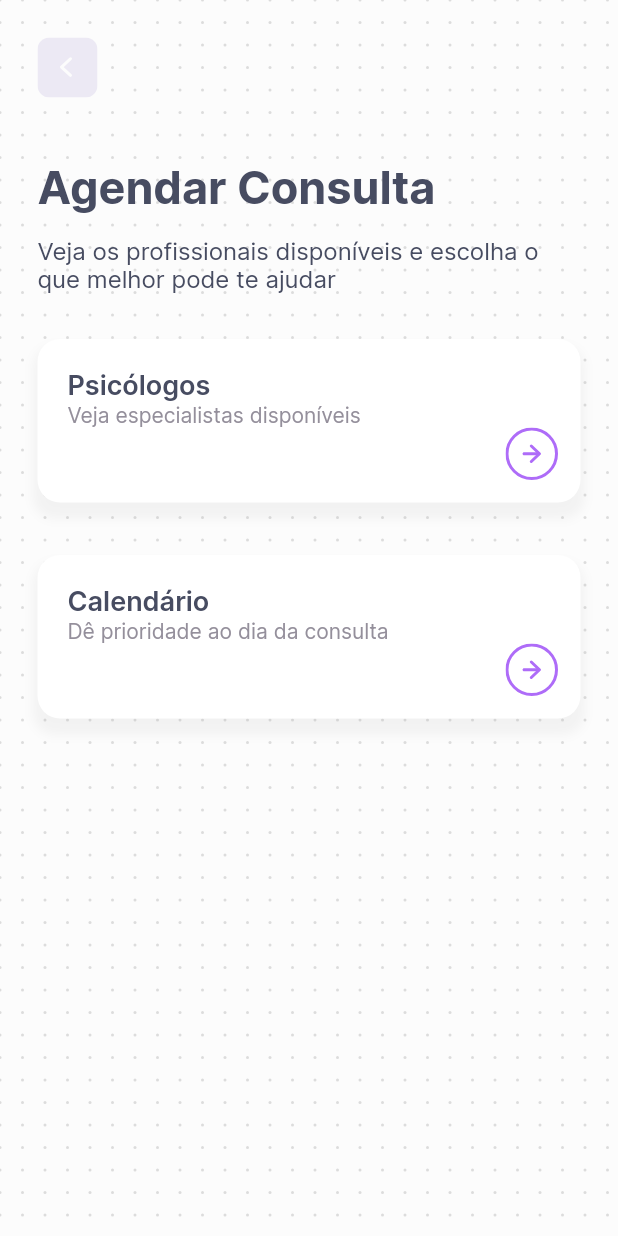
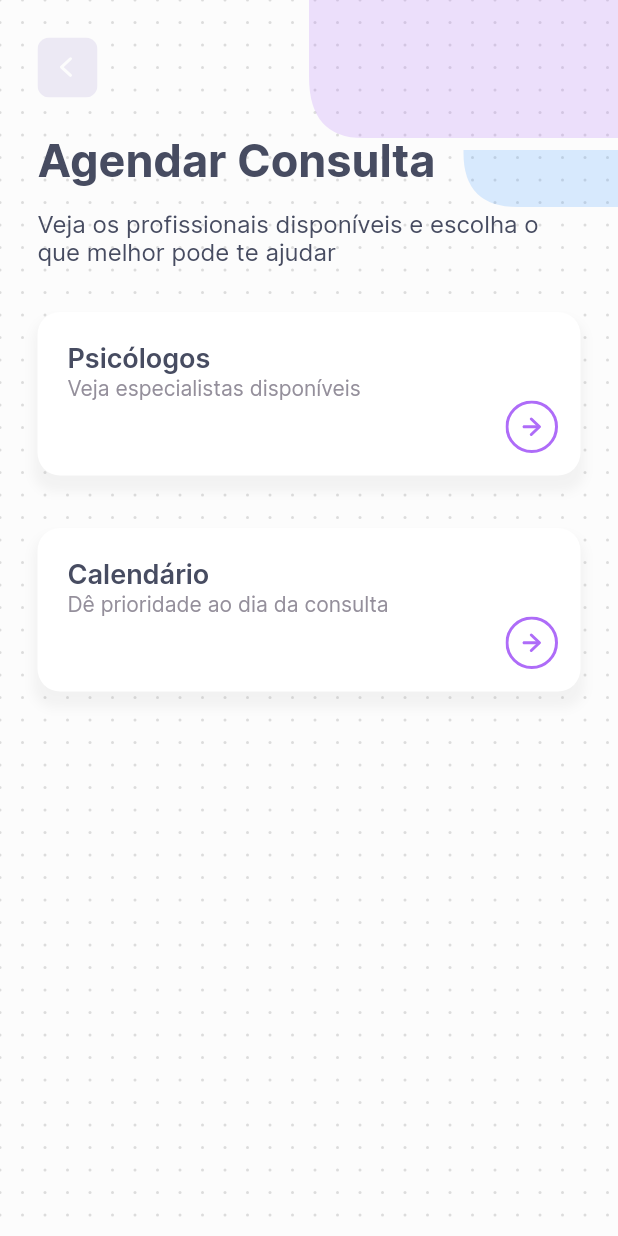
Before and after one commit to morisoinc/intra, a Flutter app: the Main screen opened directly, after a tap on "Agendar Consulta", on a phone screen of 412 x 824 dp. Run offline on Flutter 3.47's test engine with Material 2 defaults, Android fonts, the phone set to English and light mode, and no system bars; our stand-ins replace bloc, cloud_firestore, equatable, firebase_auth, firebase_core, flutter_bloc and 4 more; missing offline and left inert: flutter_cubit, pedantic; accounts and stored records are empty.

Commit message:
making the double rectangle header

```diff
--- a/lib/screens/home/view/home_content.dart
+++ b/lib/screens/home/view/home_content.dart
@@ -4,6 +4,7 @@ import 'package:intra/screens/home/cubit/home_cubit.dart';
 import 'package:intra/screens/schedule_session/view/schedule_session_page.dart';
 import 'package:intra/theme.dart';
 import 'package:intra/widgets/base_screen_widget/IntraContainer.dart';
+import 'package:intra/widgets/base_screen_widget/IntraHeader.dart';
 import 'package:intra/widgets/button/intra_big_main_button.dart';
 import 'package:intra/widgets/button/intra_split_pill_button.dart';
 import 'package:intra/widgets/text/intra_page_subtitle_text.dart';
@@ -66,6 +67,7 @@ class HomeContent extends StatelessWidget {
               ),
             ],
           ),
+          bgStyle: backgroundStyle.curved,
         );
       },
     );
--- a/lib/screens/schedule_session/view/schedule_session_content.dart
+++ b/lib/screens/schedule_session/view/schedule_session_content.dart
@@ -2,6 +2,7 @@ import 'package:flutter/cupertino.dart';
 import 'package:flutter_bloc/flutter_bloc.dart';
 import 'package:intra/screens/schedule_session/cubit/schedule_session_cubit.dart';
 import 'package:intra/widgets/base_screen_widget/IntraContainer.dart';
+import 'package:intra/widgets/base_screen_widget/IntraHeader.dart';
 import 'package:intra/widgets/button/intra_back_button.dart';
 import 'package:intra/widgets/button/intra_big_main_button.dart';
 import 'package:intra/widgets/text/intra_page_subtitle_text.dart';
@@ -18,7 +19,7 @@ class ScheduleSessionContent extends StatelessWidget {
               IntraBackButton(() {
                 Navigator.pop(context);
               }),
-              SizedBox(height: 42),
+              SizedBox(height: 24),
               IntraPageTitleText('Agendar Consulta'),
               SizedBox(height: 14),
               IntraPageSubtitleText(
@@ -35,7 +36,7 @@ class ScheduleSessionContent extends StatelessWidget {
                     'Calendário', 'Dê prioridade ao dia da consulta', null),
               ],
             ),
-            showHeader: false,
+            bgStyle: backgroundStyle.translucentRectangles,
           );
         });
   }
--- a/lib/widgets/base_screen_widget/IntraContainer.dart
+++ b/lib/widgets/base_screen_widget/IntraContainer.dart
@@ -9,9 +9,9 @@ import 'package:intra/widgets/base_screen_widget/IntraHeader.dart';
 class IntraContainer extends StatelessWidget {
   final Widget header;
   final Widget body;
-  final bool showHeader;
+  final backgroundStyle bgStyle;
 
-  IntraContainer(this.header, this.body, {this.showHeader = true});
+  IntraContainer(this.header, this.body, {this.bgStyle = backgroundStyle.none});
 
   static const headerPadding = EdgeInsets.fromLTRB(IntraMargin.horizontalMargin,
       IntraMargin.verticalMargin, IntraMargin.horizontalMargin, 0.0);
@@ -34,7 +34,7 @@ class IntraContainer extends StatelessWidget {
             child: Column(
               children: [
                 IntraHeader(
-                  showHeader,
+                  bgStyle,
                   SafeArea(
                     child: Container(
                       padding: headerPadding,
--- a/lib/widgets/base_screen_widget/IntraHeader.dart
+++ b/lib/widgets/base_screen_widget/IntraHeader.dart
@@ -5,24 +5,24 @@ import 'package:flutter/material.dart';
 import '../../theme.dart';
 
 class IntraHeader extends StatefulWidget {
-  final bool showCurvedBackground;
   final Widget child;
+  final backgroundStyle bgStyle;
 
-  IntraHeader(this.showCurvedBackground, this.child);
+  IntraHeader(this.bgStyle, this.child);
 
   @override
-  State createState() => _IntraHeaderState(showCurvedBackground, child);
+  State createState() => _IntraHeaderState(bgStyle, child);
 }
 
 class _IntraHeaderState extends State<IntraHeader> {
   final GlobalKey _headerKey = GlobalKey();
 
-  final bool showCurvedBackground;
   final Widget child;
+  final bgStyle;
 
   Size headerSize = Size(0, 0);
 
-  _IntraHeaderState(this.showCurvedBackground, this.child);
+  _IntraHeaderState(this.bgStyle, this.child);
 
   @override
   void initState() {
@@ -39,18 +39,27 @@ class _IntraHeaderState extends State<IntraHeader> {
   @override
   Widget build(BuildContext context) {
     return Container(
-      child: !showCurvedBackground
+      child: bgStyle == backgroundStyle.none
           ? child
           : Container(
               key: _headerKey,
               child: CustomPaint(
-                painter: CurvedBackground(
-                    headerSize.height, MediaQuery.of(context).size.width),
+                painter: bgStyle == backgroundStyle.curved
+                    ? CurvedBackground(
+                        headerSize.height, MediaQuery.of(context).size.width)
+                    : DoubleTranslucentRectangleBackground(
+                        MediaQuery.of(context).size.width),
                 child: child,
               ),
             ),
     );
   }
+}
+
+enum backgroundStyle {
+  none,
+  curved,
+  translucentRectangles,
 }
 
 class CurvedBackground extends CustomPainter {
@@ -64,6 +73,8 @@ class CurvedBackground extends CustomPainter {
 
   @override
   void paint(Canvas canvas, Size size) {
+    if (height == 0.0) return;
+
     var path = Path();
 
     path.moveTo(0, height + curveRadius);
@@ -79,3 +90,47 @@ class CurvedBackground extends CustomPainter {
   @override
   bool shouldRepaint(CustomPainter oldDelegate) => true;
 }
+
+class DoubleTranslucentRectangleBackground extends CustomPainter {
+  static final purpleBrush = Paint()..color = Color(0x33AE6CF8);
+  static final blueBrush = Paint()..color = Color(0x33459CFF);
+  static final curveRadius = 36.0;
+  static final purpleRectangleHeight = 92.0;
+  static final blueRectangleHeight = 2.0;
+  static final rectangleSpacing = 8.0;
+
+  final double width;
+
+  DoubleTranslucentRectangleBackground(this.width);
+
+  @override
+  void paint(Canvas canvas, Size size) {
+    if (width == 0) return;
+
+    var path = Path();
+    path.moveTo(width / 2, 0);
+    path.lineTo(width / 2, purpleRectangleHeight / 1.8);
+    path.quadraticBezierTo(
+        width / 2, purpleRectangleHeight, width / 2 + curveRadius, purpleRectangleHeight);
+    path.lineTo(width, purpleRectangleHeight);
+    path.lineTo(width, 0);
+    path.lineTo(width / 2, 0);
+
+    canvas.drawPath(path, purpleBrush);
+
+    path = Path();
+    path.moveTo(width - width / 4, purpleRectangleHeight + rectangleSpacing);
+    path.lineTo(width - width / 4, purpleRectangleHeight + rectangleSpacing + blueRectangleHeight);
+    path.quadraticBezierTo(
+        width - width / 4, purpleRectangleHeight + rectangleSpacing + blueRectangleHeight + curveRadius,
+        width - width / 4 + curveRadius, purpleRectangleHeight + rectangleSpacing + blueRectangleHeight + curveRadius);
+    path.lineTo(width, purpleRectangleHeight + rectangleSpacing + blueRectangleHeight + curveRadius);
+    path.lineTo(width, purpleRectangleHeight + rectangleSpacing);
+    path.lineTo(width - width / 4, purpleRectangleHeight + rectangleSpacing);
+
+    canvas.drawPath(path, blueBrush);
+  }
+
+  @override
+  bool shouldRepaint(CustomPainter oldDelegate) => false;
+}
```
